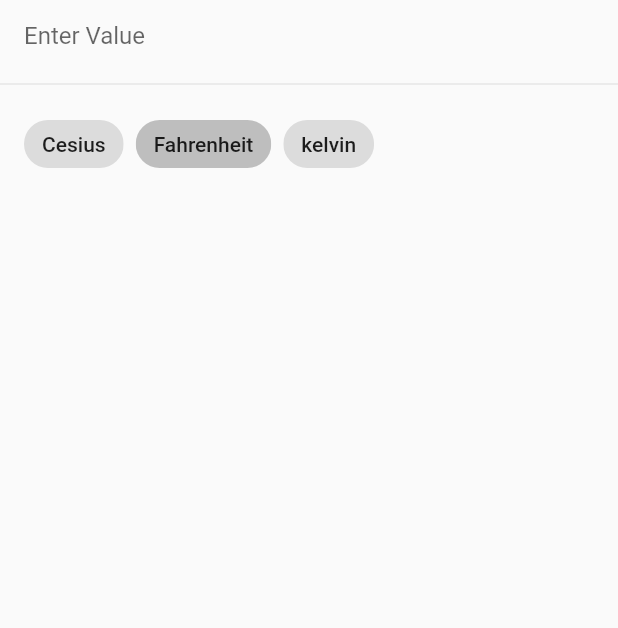
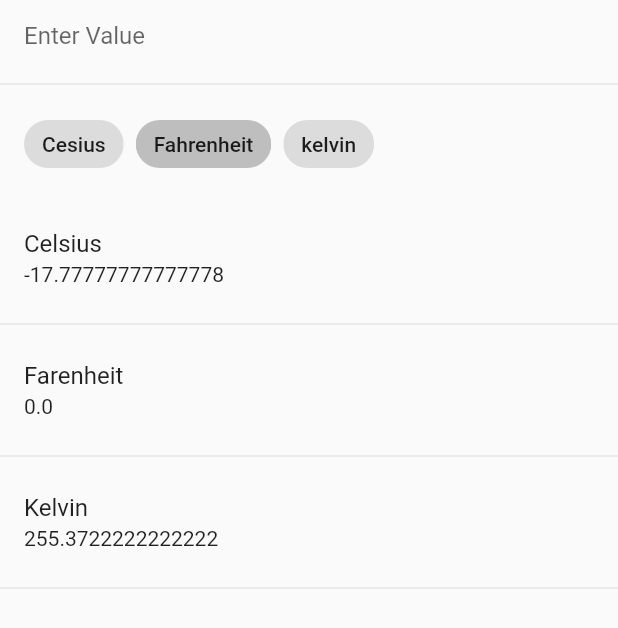
Before and after one commit to FAPractice/flutter-unit-converter, a Flutter app: the TemperatureView widget shown alone on an empty page, opened directly, after a tap on "Fahrenheit", on a phone screen of 412 x 824 dp. Shown: the top 628 px of the screen. Run offline on Flutter 3.47's test engine with Material 2 defaults, Android fonts, the phone set to English and light mode, and no system bars.

Commit message:
Added all Conversion Results

```diff
--- a/lib/Views/Supporting Views/display_values.dart
+++ b/lib/Views/Supporting Views/display_values.dart
@@ -7,11 +7,9 @@ class DisplayValues extends StatelessWidget {
 
   @override
   Widget build(BuildContext context) {
-    return Column(
-      children: [
-        Text(heading, style: Theme.of(context).textTheme.bodyText1),
-        Text(body, style: Theme.of(context).textTheme.bodyText2),
-      ],
+    return ListTile(
+      title: Text(heading, style: Theme.of(context).textTheme.subtitle1),
+      subtitle: Text(body, style: Theme.of(context).textTheme.bodyText2),
     );
   }
 }
--- a/lib/Views/Supporting Views/unit_chip.dart
+++ b/lib/Views/Supporting Views/unit_chip.dart
@@ -12,7 +12,7 @@ class UnitChip extends StatelessWidget {
   @override
   Widget build(BuildContext context) {
     return Padding(
-      padding: const EdgeInsets.only(right: 8),
+      padding: const EdgeInsets.only(right: 8, bottom: 8),
       child: ChoiceChip(
         selected: selectedChip == index,
         label: Text(title ?? index.toString()),
--- a/lib/Views/temperature_view.dart
+++ b/lib/Views/temperature_view.dart
@@ -1,6 +1,7 @@
 import 'package:flutter/material.dart';
 import 'package:unit_converter/constants.dart';
 
+import 'Supporting Views/display_values.dart';
 import 'Supporting Views/unit_chip.dart';
 
 class TemperatureView extends StatefulWidget {
@@ -19,12 +20,38 @@ class _TemperatureViewState extends State<TemperatureView> {
     'Fahrenheit',
     'kelvin',
   ];
+  String _input = "";
+  var _celsius = 0.0;
   var _selectedChip = 0;
+  void recalculate() {
+    setState(() {
+      var value = double.tryParse(_input) ?? 0.0;
+      switch (_selectedChip) {
+        case 0:
+          _celsius = value;
+          break;
+        case 1:
+          _celsius = (value - 32) * 5 / 9;
+          break;
+        case 2:
+          _celsius = value - 273.15;
+          break;
+        default:
+          _celsius = 0;
+      }
+    });
+  }
+
   @override
   Widget build(BuildContext context) {
     return ListView(
       children: [
-        TextField(decoration: kThemeTextInputStyle),
+        TextField(
+            decoration: kThemeTextInputStyle,
+            onChanged: (inp) => setState(() {
+                  _input = inp;
+                  recalculate();
+                })),
         Divider(),
         Padding(
           padding: kListItemPadding,
@@ -37,6 +64,7 @@ class _TemperatureViewState extends State<TemperatureView> {
                   i,
                   (val) => setState(() {
                     _selectedChip = i;
+                    recalculate();
                   }),
                   title: units[i],
                 ));
@@ -44,7 +72,13 @@ class _TemperatureViewState extends State<TemperatureView> {
               return items;
             })(),
           ),
-        )
+        ),
+        DisplayValues("Celsius", _celsius.toString()),
+        Divider(),
+        DisplayValues("Farenheit", ((_celsius * 9 / 5) + 32).toString()),
+        Divider(),
+        DisplayValues("Kelvin", (_celsius + 273.15).toString()),
+        Divider(),
       ],
     );
   }
--- a/lib/main.dart
+++ b/lib/main.dart
@@ -1,6 +1,4 @@
 import 'package:flutter/material.dart';
-
-import 'package:unit_converter/Views/Supporting%20Views/sidebar_view.dart';
 import 'package:unit_converter/Views/Supporting%20Views/tabbed_view.dart';
 
 void main() {
```
Also changed, not shown: lib/Views/length_view.dart (+46 -2 lines), lib/Views/time_dart.dart (+56 -2 lines), lib/Views/volume_view.dart (+51 -2 lines).
